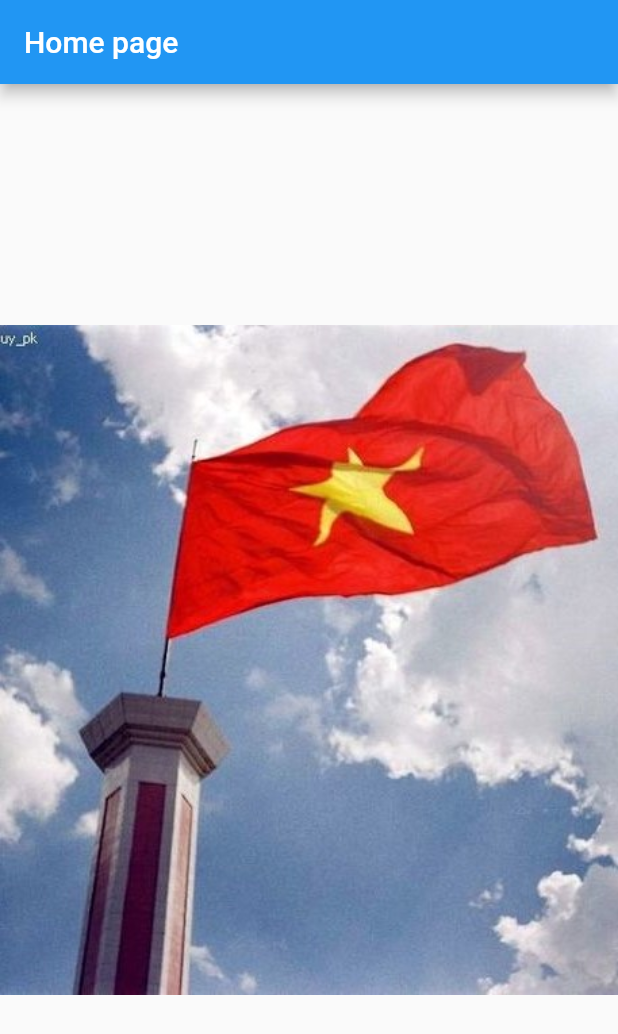
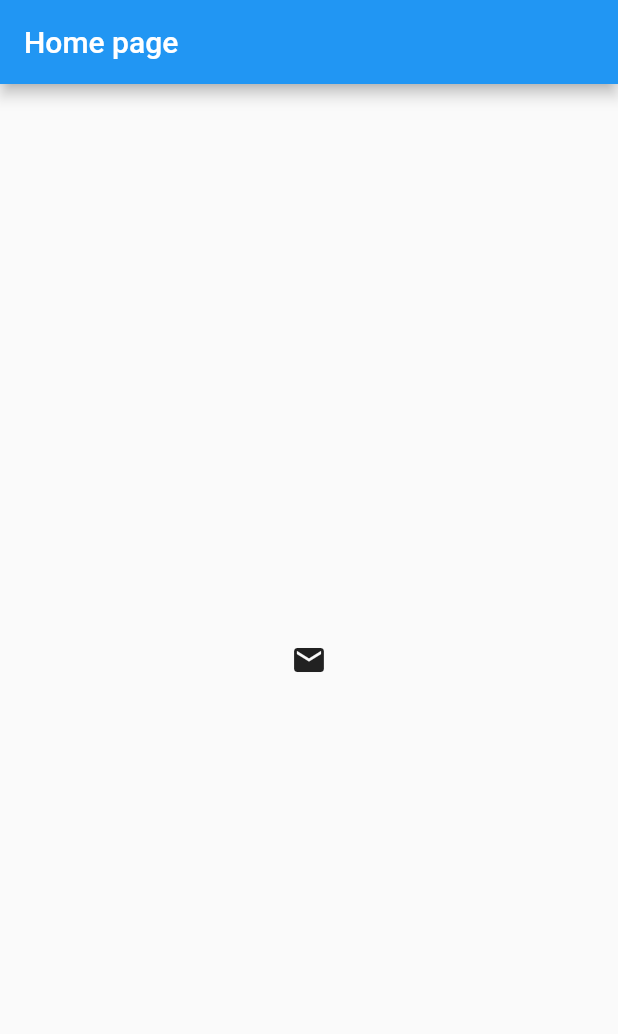
Before and after one commit to daotung8801/Mobile_Project, a Flutter app: the screen it shows after launch, on a phone screen of 412 x 824 dp. Shown: the top 1034 px of the screen. Run offline on Flutter 3.47's test engine with Material 2 defaults, Android fonts, the phone set to English and light mode, and no system bars.

Commit message:
Task 6: Load icon demo

```diff
--- a/lib/main.dart
+++ b/lib/main.dart
@@ -19,8 +19,8 @@ class MyHomePage extends StatelessWidget {
   @override
   Widget build(BuildContext context) {
     return Scaffold(
-      appBar: AppBar( title: Text(this.title), ),
-      body: Center( child: Image.asset("assets/image1.png")),
+      appBar: AppBar(title: Text(this.title),),
+      body: Center( child: Icon(Icons.email)),
     );
   }
 }
```
